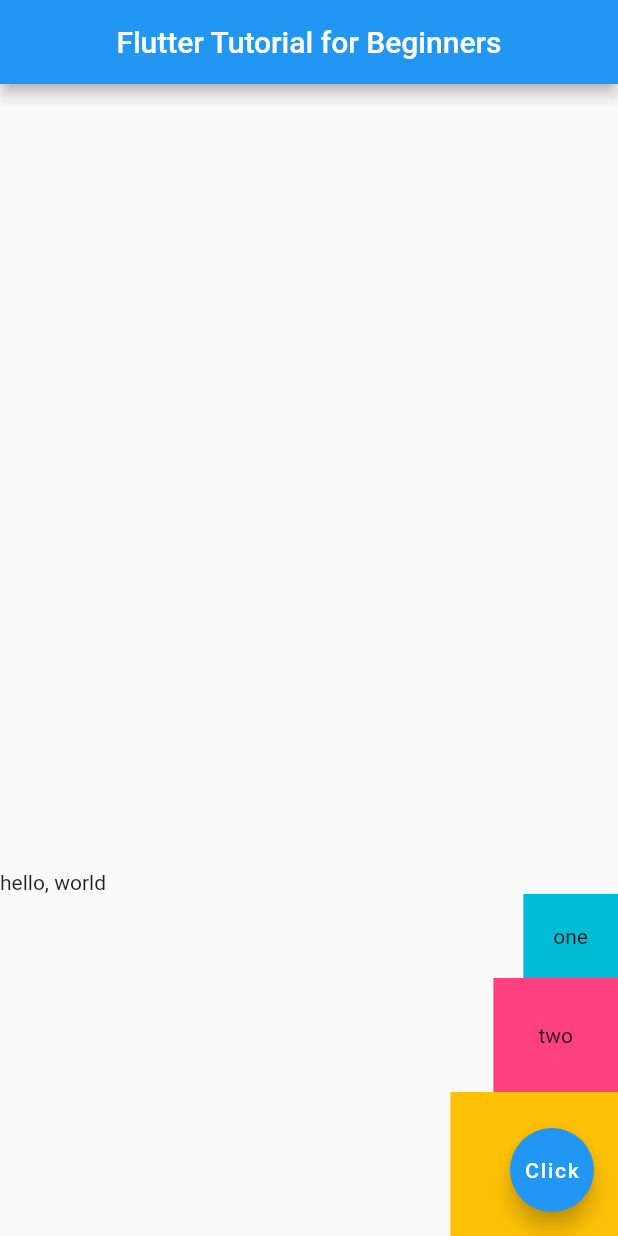
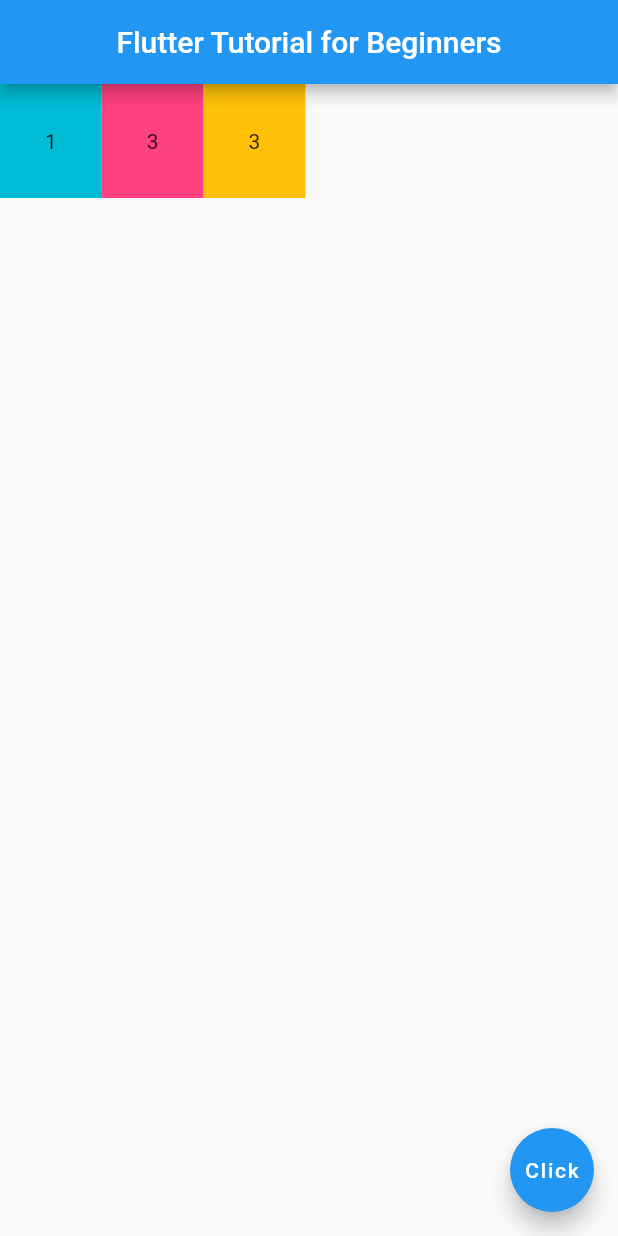
Before and after one commit to ChrisWongAtCUHK/flutter_tutorial_for_beginners, a Flutter app: the screen it shows after launch, on a phone screen of 412 x 824 dp. Run offline on Flutter 3.47's test engine with Material 2 defaults, Android fonts, the phone set to English and light mode, and no system bars.

```diff
--- a/lib/main.dart
+++ b/lib/main.dart
@@ -14,30 +14,22 @@ class Home extends StatelessWidget {
         title: const Text('Flutter Tutorial for Beginners'),
         centerTitle: true,
       ),
-      body: Column(
-        mainAxisAlignment: MainAxisAlignment.end,
-        crossAxisAlignment: CrossAxisAlignment.end,
+      body: Row(
         children: <Widget>[
-          const Row(
-            children: <Widget>[
-              Text('hello,'),
-              Text(' world'),
-            ],
-          ),
           Container(
-            padding: const EdgeInsets.all(20.0),
+            padding: const EdgeInsets.all(30.0),
             color: Colors.cyan,
-            child: const Text('one'),
+            child: const Text('1'),
           ),
           Container(
             padding: const EdgeInsets.all(30.0),
             color: Colors.pinkAccent,
-            child: const Text('two'),
+            child: const Text('3'),
           ),
           Container(
-            padding: const EdgeInsets.all(40.0),
+            padding: const EdgeInsets.all(30.0),
             color: Colors.amber,
-            child: const Text('three'),
+            child: const Text('3'),
           ),
         ],
       ),
```
Also changed, not shown: 1 other file.
